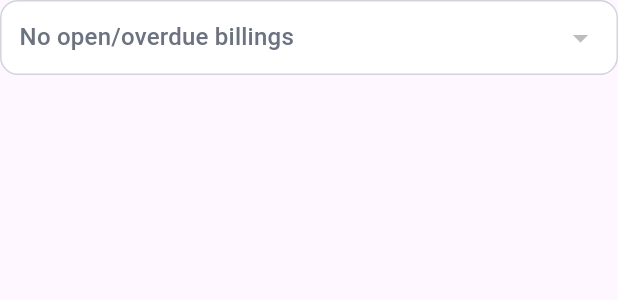
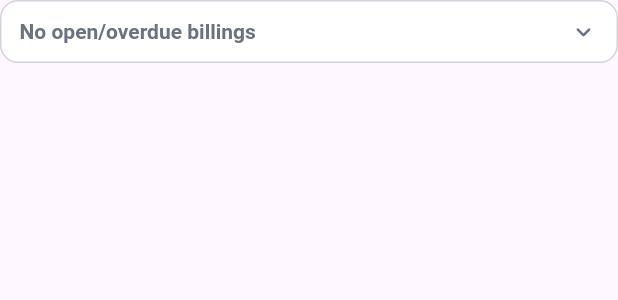
Before and after one commit to tammytamayao/cmd-mobile, a Flutter app: the BillingDropdown widget shown alone on an empty page, opened directly with empty values, on a phone screen of 412 x 824 dp. Shown: the top 300 px of the screen. Run offline on Flutter 3.47's test engine with Material 3 defaults, Android fonts, the phone set to English and light mode, and no system bars; our stand-ins replace file_picker, flutter_secure_storage, lucide_icons; accounts and stored records are empty; network calls fail.

```diff
--- a/lib/payment/components/billing_dropdown.dart
+++ b/lib/payment/components/billing_dropdown.dart
@@ -33,7 +33,10 @@ class BillingDropdown extends StatelessWidget {
         ? value
         : null;
 
+    final hasItems = items.isNotEmpty;
+
     return Container(
+      height: 42, // ✅ match MethodDropdown feel
       padding: const EdgeInsets.symmetric(horizontal: 12),
       decoration: BoxDecoration(
         color: Colors.white,
@@ -44,21 +47,51 @@ class BillingDropdown extends StatelessWidget {
         child: DropdownButton<int>(
           value: safeValue,
           isExpanded: true,
+          icon: const Icon(
+            Icons.keyboard_arrow_down_rounded,
+            size: 20,
+            color: Color(0xFF6B7280),
+          ),
+          dropdownColor: Colors.white,
+          elevation: 2,
+          borderRadius: BorderRadius.circular(12),
           hint: Text(
-            items.isEmpty
-                ? "No open/overdue billings"
-                : "Select billing period",
-            style: const TextStyle(color: Color(0xFF6B7280)),
+            hasItems ? "Select billing period" : "No open/overdue billings",
+            style: const TextStyle(
+              color: Color(0xFF6B7280),
+              fontWeight: FontWeight.w600,
+            ),
+            overflow: TextOverflow.ellipsis,
+          ),
+          style: const TextStyle(
+            color: Color(0xFF111827),
+            fontWeight: FontWeight.w700,
+            fontSize: 14,
           ),
           items: items.map((b) {
             final label =
                 "${formatDate(b.startDate)} – ${formatDate(b.endDate)}";
+
             return DropdownMenuItem<int>(
               value: b.id,
-              child: Text(label, overflow: TextOverflow.ellipsis),
+              child: Row(
+                children: [
+                  Expanded(
+                    child: Text(
+                      label,
+                      overflow: TextOverflow.ellipsis,
+                      style: const TextStyle(
+                        fontWeight: FontWeight.w700,
+                        color: Color(0xFF111827),
+                      ),
+                    ),
+                  ),
+                  const SizedBox(width: 10),
+                ],
+              ),
             );
           }).toList(),
-          onChanged: items.isEmpty ? null : onChange,
+          onChanged: hasItems ? onChange : null,
         ),
       ),
     );
```
Also changed, not shown: lib/payment/components/receipt_picker.dart (+120 -16 lines).
